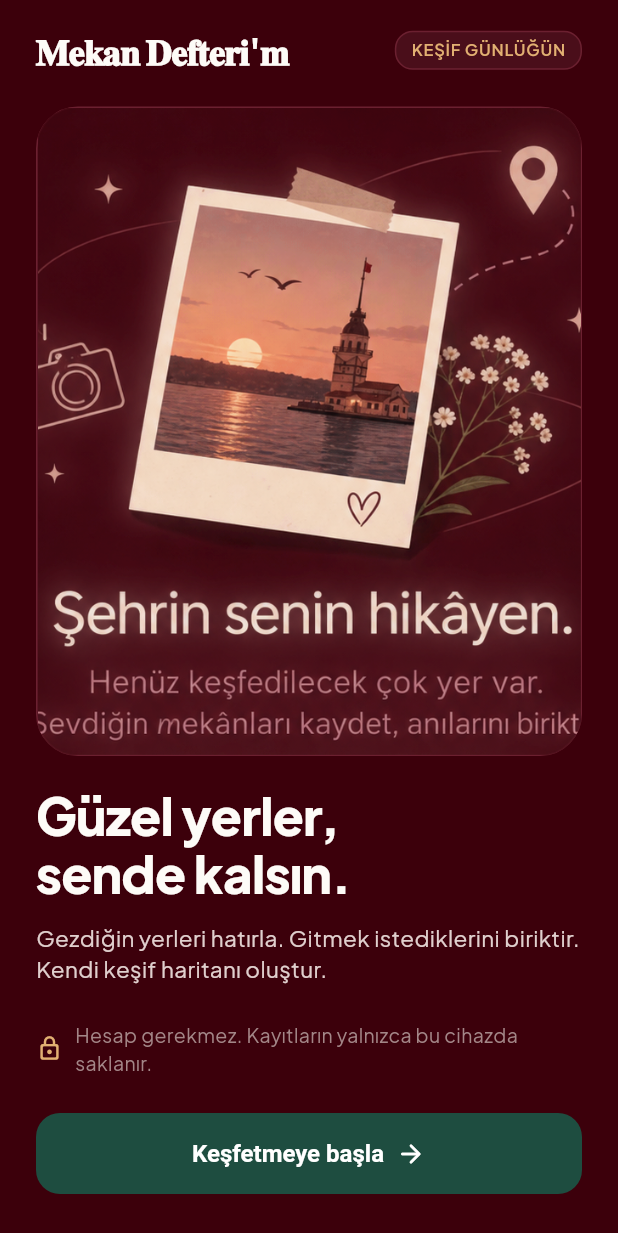
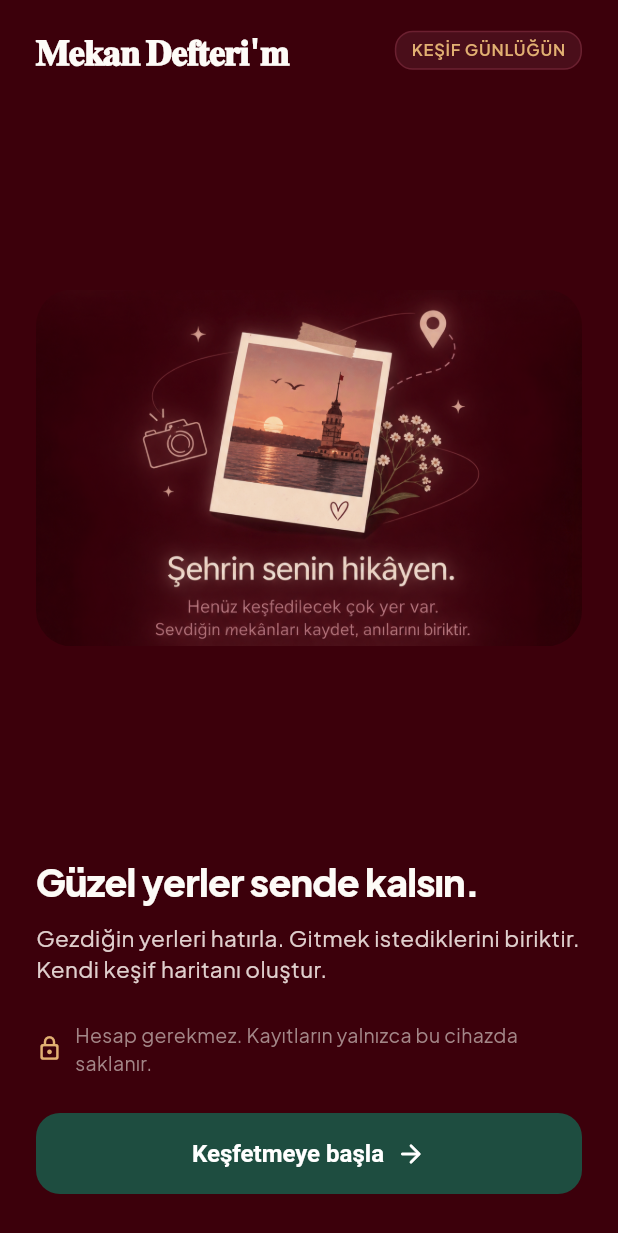
Before and after one commit to zehratuncer/MekanDefterim, a Flutter app: the screen it shows after launch, on a phone screen of 412 x 824 dp. Shown: the top 1233 px of the screen. Run offline on Flutter 3.47's test engine with Material 3 defaults, Android fonts, the phone set to English and light mode, and no system bars; our stand-ins replace drift, flutter_map, flutter_riverpod, geolocator, go_router, google_fonts and 2 more; accounts and stored records are empty; generated files the repository leaves out were written again.

Commit message:
fix: remove border around onboarding hero image and fit without cropping

```diff
--- a/lib/features/onboarding/presentation/pages/onboarding_page.dart
+++ b/lib/features/onboarding/presentation/pages/onboarding_page.dart
@@ -56,25 +56,21 @@ class OnboardingPage extends StatelessWidget {
               const SizedBox(height: 20),
               // Kart Önizleme Alanı
               Expanded(
-                child: Container(
-                  width: double.infinity,
-                  decoration: BoxDecoration(
-                    color: AppColors.surface,
-                    borderRadius: BorderRadius.circular(28),
-                    border: Border.all(color: AppColors.cardBorder),
-                  ),
-                  clipBehavior: Clip.antiAlias,
-                  child: Image.asset(
-                    'assets/images/onboarding_hero.png',
-                    fit: BoxFit.cover,
+                child: Center(
+                  child: ClipRRect(
+                    borderRadius: BorderRadius.circular(24),
+                    child: Image.asset(
+                      'assets/images/onboarding_hero.png',
+                      fit: BoxFit.contain,
+                    ),
                   ),
                 ),
               ),
               const SizedBox(height: 20),
               const Text(
-                'Güzel yerler,\nsende kalsın.',
+                'Güzel yerler sende kalsın.',
                 style: TextStyle(
-                  fontSize: 34,
+                  fontSize: 25,
                   fontWeight: FontWeight.w800,
                   color: AppColors.textPrimary,
                   height: 1.15,
```
